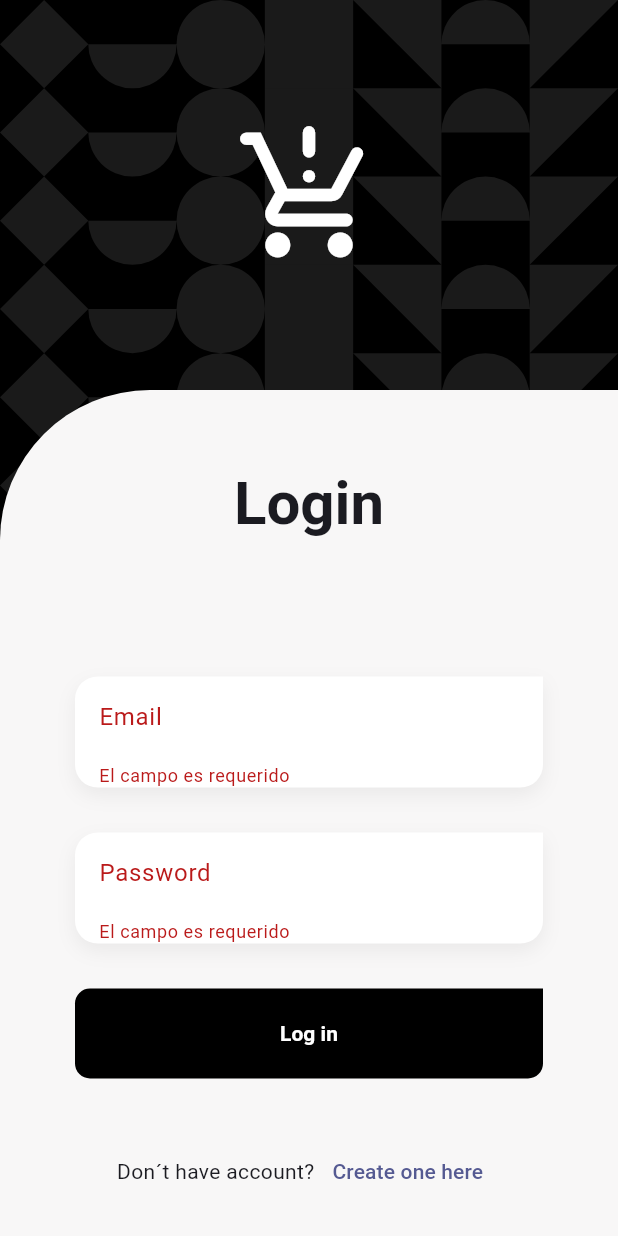
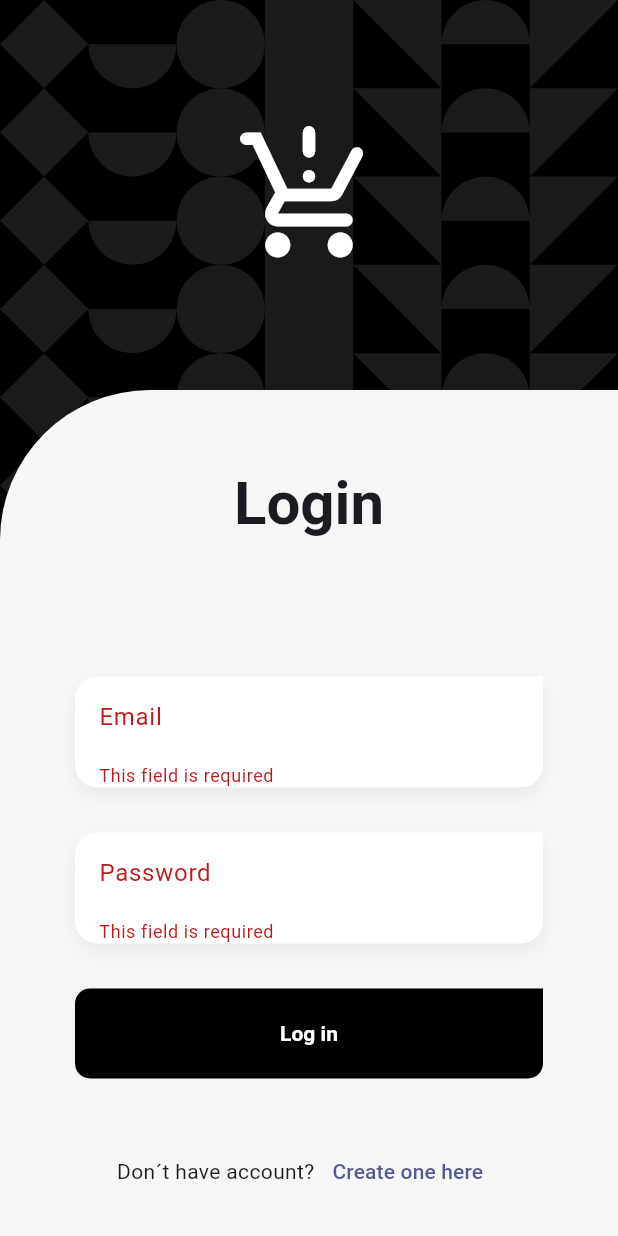
Before and after one commit to ProgramadorIV/teslo_app, a Flutter app: the screen it shows after launch, after a tap on "Log in", on a phone screen of 412 x 824 dp. Run offline on Flutter 3.47's test engine with Material 3 defaults, Android fonts, the phone set to English and light mode, and no system bars; our stand-ins replace dio, flutter_dotenv, flutter_riverpod, formz, go_router, google_fonts; project files that could hold a hidden picture were left out.

Commit message:
register inputs

```diff
--- a/lib/features/shared/infrastructure/inputs/email_input.dart
+++ b/lib/features/shared/infrastructure/inputs/email_input.dart
@@ -18,9 +18,8 @@ class Email extends FormzInput<String, EmailError> {
   String? get errorMessage {
     if (isValid || isPure) return null;
 
-    if (displayError == EmailError.empty) return 'El campo es requerido';
-    if (displayError == EmailError.format)
-      return 'No tiene formato de correo electrónico';
+    if (displayError == EmailError.empty) return 'This field is required';
+    if (displayError == EmailError.format) return 'Incorrect email format';
 
     return null;
   }
--- a/lib/features/shared/infrastructure/inputs/inputs.dart
+++ b/lib/features/shared/infrastructure/inputs/inputs.dart
@@ -1,2 +1,4 @@
 export 'email_input.dart';
 export 'password_input.dart';
+export 'confirm_password_input.dart';
+export 'fullname_input.dart';
--- a/lib/features/shared/infrastructure/inputs/password_input.dart
+++ b/lib/features/shared/infrastructure/inputs/password_input.dart
@@ -18,10 +18,11 @@ class Password extends FormzInput<String, PasswordError> {
   String? get errorMessage {
     if (isValid || isPure) return null;
 
-    if (displayError == PasswordError.empty) return 'El campo es requerido';
-    if (displayError == PasswordError.length) return 'Mínimo 6 caracteres';
-    if (displayError == PasswordError.format)
-      return 'Debe de tener Mayúscula, letras y un número';
+    if (displayError == PasswordError.empty) return 'This field is required';
+    if (displayError == PasswordError.length) return '6 characters minimun';
+    if (displayError == PasswordError.format) {
+      return 'Must have mayus, letters and number';
+    }
 
     return null;
   }
```
Also changed, not shown: lib/features/shared/infrastructure/inputs/confirm_password_input.dart (added, +35 -0 lines), lib/features/shared/infrastructure/inputs/fullname_input.dart (added, +29 -0 lines).
